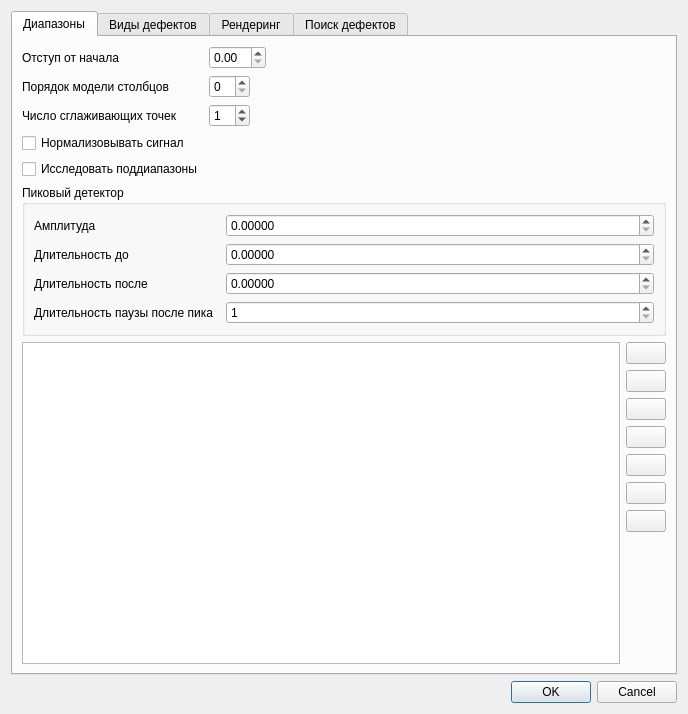
This is src/Gui/ProcessingParametersDialog.ui in Ddv-progia/compositescannerarm as Qt 5 draws it before an edit. The edited form follows.
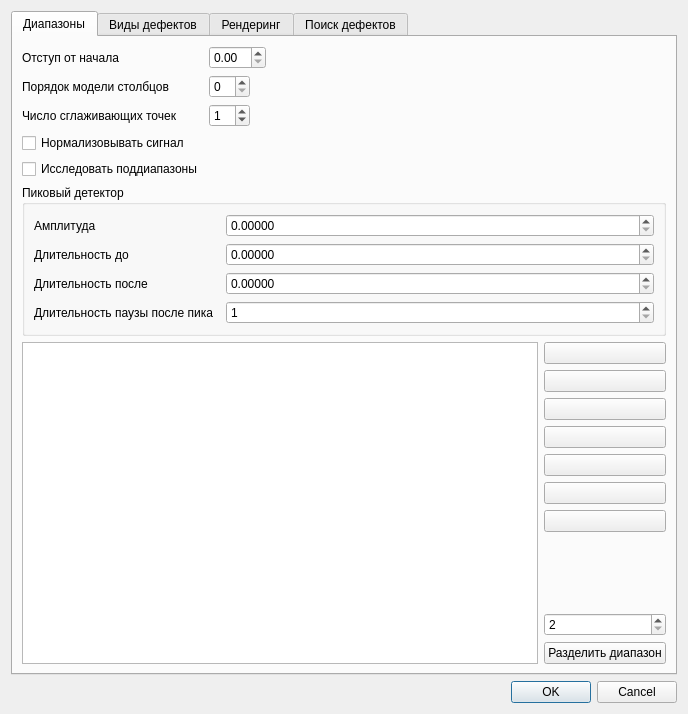
This is the edited form. Icons and pictures are not drawn.

Commit message:
add: Спин-бокс и кнопка "Разделить диапазон" - выбранный диапазон делится на заданное количество частей, в таблицу добавляются соответствующие строки.
         исходная строка не меняется.

Diff of the .ui file:
```diff
--- a/src/Gui/ProcessingParametersDialog.ui
+++ b/src/Gui/ProcessingParametersDialog.ui
@@ -297,6 +297,23 @@
              </property>
             </spacer>
            </item>
+           <item>
+            <widget class="QSpinBox" name="splitRangeSpinBox">
+             <property name="minimum">
+              <number>2</number>
+             </property>
+             <property name="maximum">
+              <number>1000</number>
+             </property>
+            </widget>
+           </item>
+           <item>
+            <widget class="QPushButton" name="splitRangeButton">
+             <property name="text">
+              <string>Разделить диапазон</string>
+             </property>
+            </widget>
+           </item>
           </layout>
          </item>
         </layout>
```
The commit also changes 2 other files.
